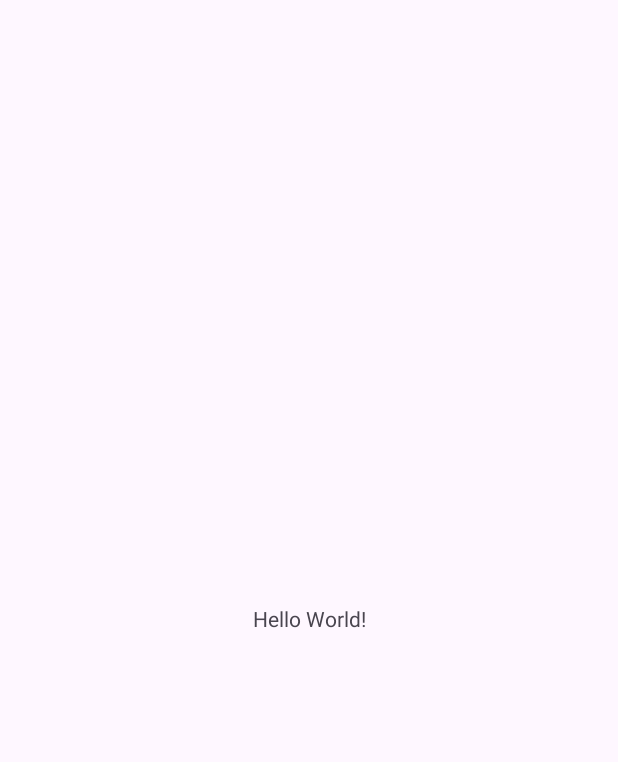
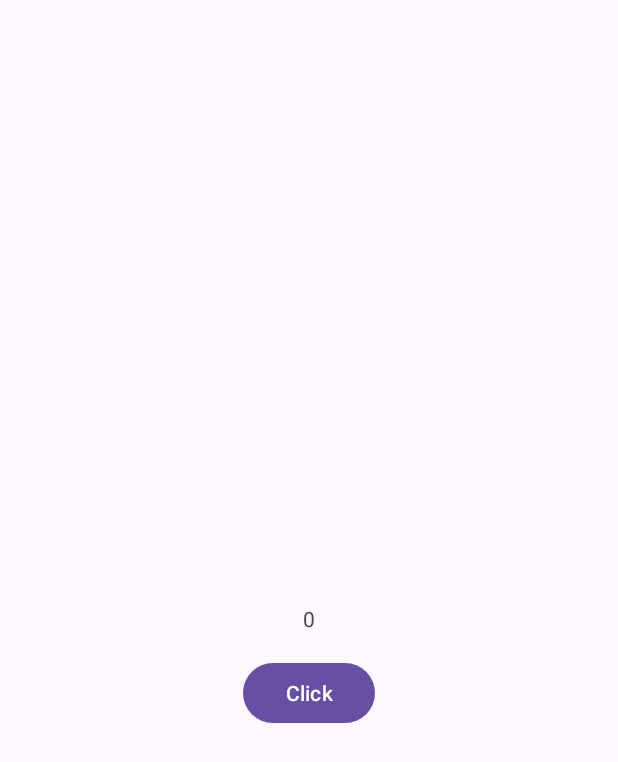
Before and after one commit to theBettor/basic1st, an Android app: the screen it shows after launch (MainActivity), on a phone screen of 412 x 824 dp. Before the commit the part shown is almost empty. Shown: the top 762 px of the screen. Run offline under Robolectric (Android 15) with nearby library versions, the phone set to English and light mode, and no system bars.

Commit message:
[feat] 58번줄 실패

```diff
--- a/app/src/main/java/com/example/basic1st/MainActivity.kt
+++ b/app/src/main/java/com/example/basic1st/MainActivity.kt
@@ -1,12 +1,23 @@
-package com.example.basic1st
+package com.example.basic1st // 이게 없어서 추가해줬고 R 에러로 import해줬던 이상한 것도 지워버림
 
 import android.os.Bundle
+import android.widget.Button
+import android.widget.EditText
+import android.widget.TextView
+import android.widget.Toast
 import androidx.activity.enableEdgeToEdge
 import androidx.appcompat.app.AppCompatActivity
 import androidx.core.view.ViewCompat
 import androidx.core.view.WindowInsetsCompat
+import androidx.lifecycle.lifecycleScope
+import kotlinx.coroutines.Job
+import kotlinx.coroutines.delay
+import kotlinx.coroutines.isActive
+import kotlinx.coroutines.launch
+import kotlin.random.Random
 
 class MainActivity : AppCompatActivity() {
+    private var job: Job? = null
     override fun onCreate(savedInstanceState: Bundle?) {
         super.onCreate(savedInstanceState)
         enableEdgeToEdge()
@@ -16,5 +27,74 @@ class MainActivity : AppCompatActivity() {
             v.setPadding(systemBars.left, systemBars.top, systemBars.right, systemBars.bottom)
             insets
         }
+        setupButton()
+        setRandomValueBetweenOneToHundred()
+        setJobAndLaunch()
+    }
+
+    private fun setupButton() {
+        // TODO("activity_main.xml에 작성되어 있는 button을 findViewById를 사용하여 button이라는 Button 타입의 변수에 할당하기)
+
+        val button = findViewById<Button>(R.id.clickButton)
+
+        // 위 코드가 작성되어야 아래 코드가 수행될 수 있음!
+        button.setOnClickListener {
+            job?.cancel()
+            checkAnswerAndShowToast()
+        }
+    }
+
+    private fun setRandomValueBetweenOneToHundred() {
+        // TODO("activity_main.xml에 작성되어 있는 textViewRandom을 findViewById를 사용하여 randomTextView라는 TextView 타입의 변수에 할당하기)
+        val randomTextView = findViewById<TextView>(R.id.textViewRandom)
+
+        // TODO("Kotlin Random을 찾아보고 1이상 100이하의 숫자를 랜덤으로 구하여 Int 타입의 randomValue라는 변수에 할당하는 코드 작성하기")
+        val randomValue = Random.nextInt(1, 101)
+        // TODO("위 random으로 구한 값을 randomTextView에 세팅하여 화면에 보여주도록 하기")
+//        randomTextView.setText("randomValue")
+    }
+
+    private fun setJobAndLaunch() {
+        // TODO("activity_main.xml에 작성되어 있는 spartaTextView를 findViewById를 사용하여 textView라는 TextView 타입의 변수에 할당하기)
+        val textView = findViewById<TextView>(R.id.spartaTextView)
+
+
+        /*job = lifecycleScope.launch {
+            var i = 1
+            while (isActive && i <= 100) {
+                textView.text = i.toString()
+                delay(500)
+                i += 1 // ++i, i++
+            }
+        }*/
+
+        job = lifecycleScope.launch {
+            // TODO("위 주석처리된 while 루프 코드를 참조하여 for 루프로 작성해보기(1이상 100이하)")
+            // 아래 /*...*/ 안에 코드를 작성하세요.
+            for (i in 1..100) {
+                if (isActive) {
+                    /*...*/
+                    delay(500)
+                }
+            }
+        }
+    }
+
+
+    private fun checkAnswerAndShowToast() {
+        // TODO("activity_main.xml에 작성되어 있는 spartaTextView를 findViewById를 사용하여 textView라는 TextView 타입의 변수에 할당하기)
+        val textView = findViewById<TextView>(R.id.spartaTextView)
+
+        // TODO("activity_main.xml에 작성되어 있는 textViewRandom을 findViewById를 사용하여 randomTextView라는 TextView 타입의 변수에 할당하기)
+        val randomTextView = findViewById<TextView>(R.id.textViewRandom)
+
+        // TODO("if문 사용해보기 - 위에서 2개의 변수를 작성완료하고 나면 textView의 값과 randomTextView의 값이 같은지 다른지를 확인하여 Toast 띄우기")
+        if (textView == randomTextView) {
+            Toast.makeText(this, "같다", Toast.LENGTH_SHORT).show()
+        }
+        /**
+         * Toast 사용 예)
+         * Toast.makeText(this, "메세지", Toast.LENGTH_SHORT).show() // Toast.LENGTH_SHORT 대신 Toast.LENGTH_LONG 또한 사용 가능
+         */
     }
 }
--- a/app/src/main/res/layout/activity_main.xml
+++ b/app/src/main/res/layout/activity_main.xml
@@ -8,12 +8,34 @@
     tools:context=".MainActivity">
 
     <TextView
+        android:id="@+id/textViewRandom"
         android:layout_width="wrap_content"
         android:layout_height="wrap_content"
-        android:text="Hello World!"
+        android:layout_marginTop="48dp"
+        android:textSize="32sp"
+        app:layout_constraintEnd_toEndOf="parent"
+        app:layout_constraintStart_toStartOf="parent"
+        app:layout_constraintTop_toTopOf="parent" />
+
+    <TextView
+        android:id="@+id/spartaTextView"
+        android:layout_width="wrap_content"
+        android:layout_height="wrap_content"
+        android:text="0"
         app:layout_constraintBottom_toBottomOf="parent"
         app:layout_constraintEnd_toEndOf="parent"
         app:layout_constraintStart_toStartOf="parent"
         app:layout_constraintTop_toTopOf="parent" />
 
+    <Button
+        android:id="@+id/clickButton"
+        android:layout_width="wrap_content"
+        android:layout_height="wrap_content"
+        android:layout_marginTop="16dp"
+        android:text="Click"
+        app:layout_constraintEnd_toEndOf="@+id/spartaTextView"
+        app:layout_constraintStart_toStartOf="@+id/spartaTextView"
+        app:layout_constraintTop_toBottomOf="@+id/spartaTextView" />
+
+
 </androidx.constraintlayout.widget.ConstraintLayout>
```
